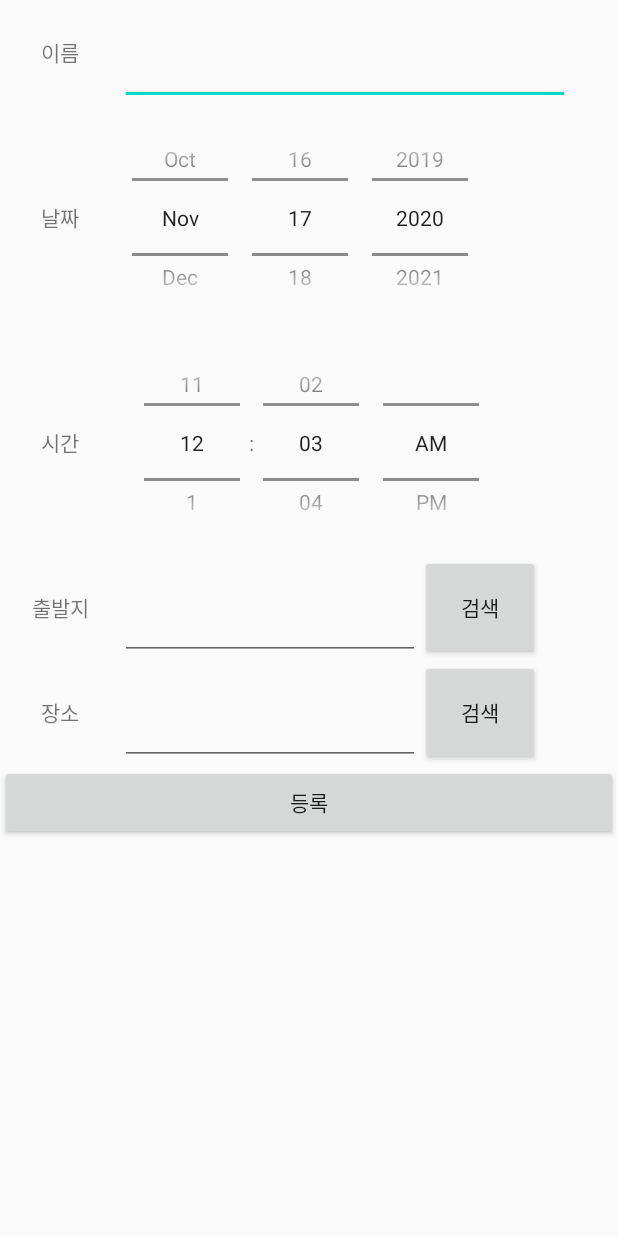
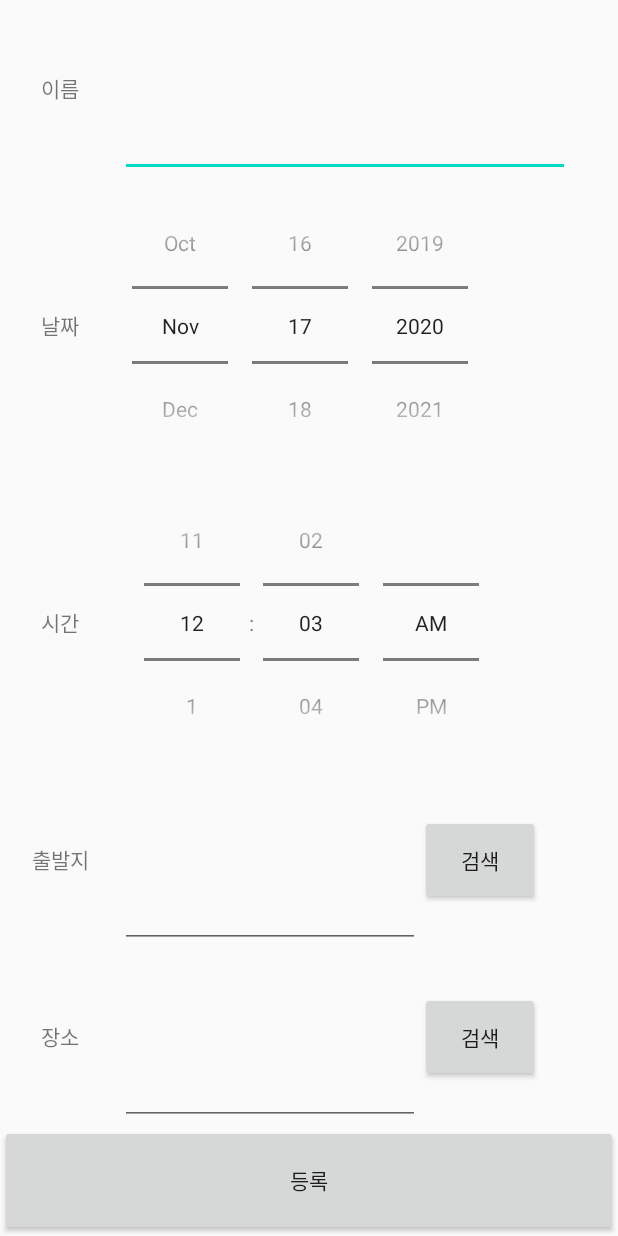
Before and after one commit to Capstone2-Kookmin-Scheduler/Scheduler, an Android app: the AddSchedule screen opened directly, with no data from a screen before it, on a phone screen of 412 x 824 dp. Run offline under Robolectric (Android 15) with nearby library versions, the phone set to English and light mode, and no system bars; our stand-ins replace Firebase (no records; nobody signed in at launch, a user with empty details on screens opened directly); libraries missing offline, so code that uses them is left out: com.odsay.odsayandroidsdk; 2 statements that could not run were skipped.

Commit message:
일정 추가 버튼 수정

```diff
--- a/src/Scheduler/app/src/main/res/layout/activity_add_schedule.xml
+++ b/src/Scheduler/app/src/main/res/layout/activity_add_schedule.xml
@@ -8,7 +8,8 @@
     <LinearLayout
         android:layout_width="match_parent"
         android:layout_height="70dp"
-        android:orientation="horizontal">
+        android:orientation="horizontal"
+        android:layout_weight="2">
 
         <TextView
             android:layout_width="80dp"
@@ -24,7 +25,8 @@
     <LinearLayout
         android:layout_width="match_parent"
         android:layout_height="150dp"
-        android:orientation="horizontal">
+        android:orientation="horizontal"
+        android:layout_weight="2">
 
         <TextView
             android:layout_width="80dp"
@@ -45,7 +47,8 @@
     <LinearLayout
         android:layout_width="match_parent"
         android:layout_height="150dp"
-        android:orientation="horizontal">
+        android:orientation="horizontal"
+        android:layout_weight="2">
 
         <TextView
             android:layout_width="80dp"
@@ -65,7 +68,8 @@
     <LinearLayout
         android:layout_width="match_parent"
         android:layout_height="70dp"
-        android:orientation="horizontal">
+        android:orientation="horizontal"
+        android:layout_weight="2">
 
         <TextView
             android:layout_width="80dp"
@@ -79,14 +83,15 @@
         <Button
             android:id="@+id/search_departure_location"
             android:layout_width="80dp"
-            android:layout_height="match_parent"
+            android:layout_height="60dp"
             android:text="검색"/>
     </LinearLayout>
 
     <LinearLayout
         android:layout_width="match_parent"
         android:layout_height="70dp"
-        android:orientation="horizontal">
+        android:orientation="horizontal"
+        android:layout_weight="2">
 
         <TextView
             android:layout_width="80dp"
@@ -100,7 +105,7 @@
         <Button
             android:id="@+id/search_location"
             android:layout_width="80dp"
-            android:layout_height="match_parent"
+            android:layout_height="60dp"
             android:text="검색"/>
     </LinearLayout>
 
@@ -108,6 +113,7 @@
         android:id="@+id/add_schedule"
         android:layout_width="match_parent"
         android:layout_height="50dp"
+        android:layout_weight="1"
         android:text="등록" />
 
 
--- a/src/Scheduler/app/src/main/res/menu/menu.xml
+++ b/src/Scheduler/app/src/main/res/menu/menu.xml
@@ -4,5 +4,8 @@
     <item android:id="@+id/action_logout_btn"
         android:title="logout"
         app:showAsAction="always" />
+    <item android:id="@+id/action_add_btn"
+        android:title="추가"
+        app:showAsAction="always" />
 
 </menu>
```
Also changed, not shown: src/Scheduler/app/src/main/java/edu/capstone/scheduler/Activity/MainActivity.java (+0 -10 lines), src/Scheduler/app/src/main/java/edu/capstone/scheduler/Fragment/CalendarFragment.java (+8 -0 lines), src/Scheduler/app/src/main/res/layout/activity_main.xml (+0 -7 lines).
